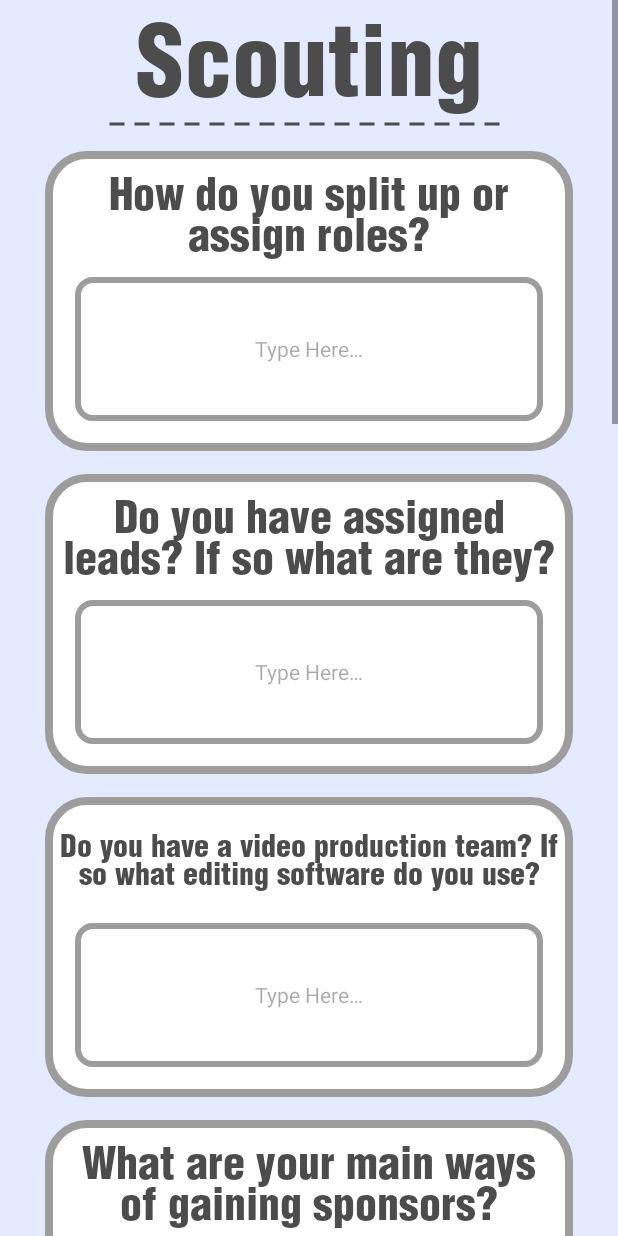
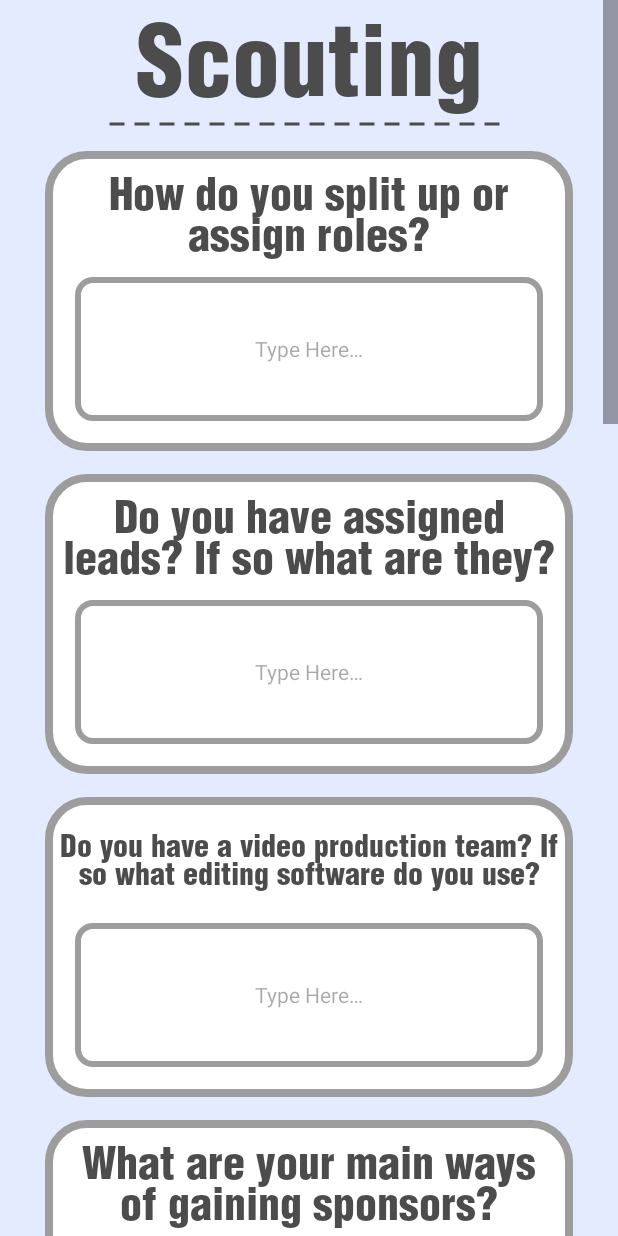
Before and after one commit to MintyLuve/Business-Pit-Scouting-App, an Android app: the ScoutingActivity screen opened directly, with no data from a screen before it, on a phone screen of 412 x 824 dp. Run offline under Robolectric (Android 15) with nearby library versions, the phone set to English and light mode, and no system bars.

Commit message:
edit scrollbar

```diff
--- a/app/src/main/res/layout/activity_scouting.xml
+++ b/app/src/main/res/layout/activity_scouting.xml
@@ -6,7 +6,9 @@
     xmlns:app="http://schemas.android.com/apk/res-auto"
     tools:context=".MainActivity"
     android:orientation="vertical"
-    android:background="@color/lightBlue">
+    android:background="@color/lightBlue"
+    android:scrollbarSize="10dp"
+    android:fadeScrollbars="false">
 
     <androidx.constraintlayout.widget.ConstraintLayout
         android:layout_width="match_parent"
```
